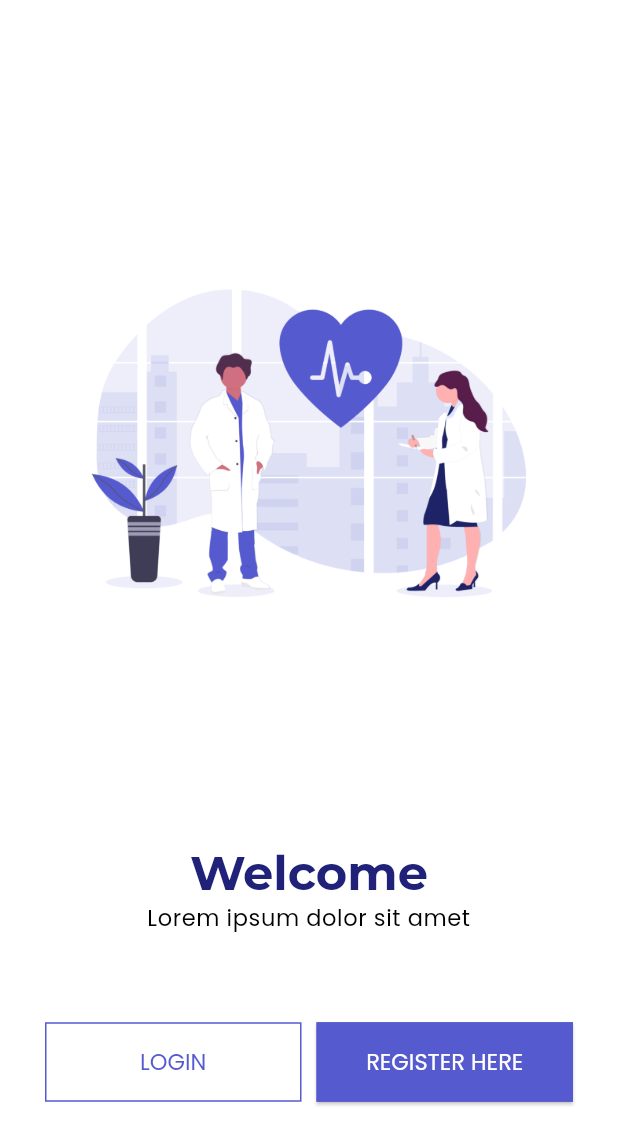
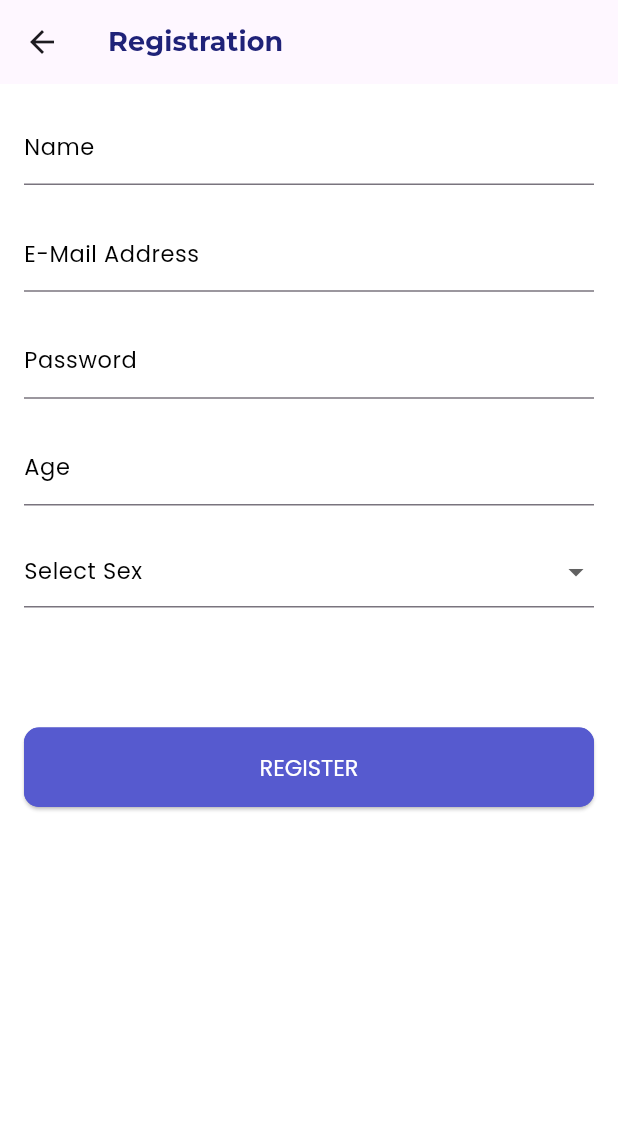
Before and after one commit to veroscsj4/app-for-public-health, a Flutter app: the screen it shows after launch, after a tap on "REGISTER HERE", on a phone screen of 412 x 824 dp. Shown: the top 1145 px of the screen. Run offline on Flutter 3.47's test engine with Material 3 defaults, Android fonts, the phone set to English and light mode, and no system bars; our stand-ins replace font_awesome_flutter, get, google_fonts.

Commit message:
Subpage - Registration

```diff
--- a/mobile_app_for_public_health/lib/src/constants/styles.dart
+++ b/mobile_app_for_public_health/lib/src/constants/styles.dart
@@ -72,7 +72,9 @@ class AppTheme {
     ),
     outlinedButtonTheme: OutlinedButtonThemeData(
       style: OutlinedButton.styleFrom(
-        shape: const RoundedRectangleBorder(),
+        shape: RoundedRectangleBorder(
+          borderRadius: BorderRadius.circular(10.0),
+        ),
         side: const BorderSide(color: primaryColor),
         backgroundColor: whiteColor,
         padding: const EdgeInsets.symmetric(vertical: buttonHeight),
@@ -82,7 +84,9 @@ class AppTheme {
     ),
     elevatedButtonTheme: ElevatedButtonThemeData(
       style: ElevatedButton.styleFrom(
-      shape: const RoundedRectangleBorder(),
+      shape: RoundedRectangleBorder(
+        borderRadius: BorderRadius.circular(10.0),
+      ),
       foregroundColor: whiteColor,
       backgroundColor: primaryColor,
       side: const BorderSide(color: primaryColor),
--- a/mobile_app_for_public_health/lib/src/screens/welcome/login.dart
+++ b/mobile_app_for_public_health/lib/src/screens/welcome/login.dart
@@ -27,14 +27,16 @@ class _LoginScreenState extends State<LoginScreen> {
             children: [
               TextField(
                 controller: _usernameController,
-                decoration: const InputDecoration(labelText: 'Username'),
+                decoration: InputDecoration(labelText: 'Username',
+                labelStyle: Theme.of(context).textTheme.bodySmall),
                 style: Theme.of(context).textTheme.bodySmall,
               ),
               const SizedBox(height: 16.0),
               TextField(
                 controller: _passwordController,
                 obscureText: true,
-                decoration: const InputDecoration(labelText: 'Password'),
+                decoration: InputDecoration(labelText: 'Password',
+                labelStyle: Theme.of(context).textTheme.bodySmall),
                 style: Theme.of(context).textTheme.bodySmall,
               ),
               const SizedBox(height: 32.0),
--- /dev/null
+++ b/mobile_app_for_public_health/lib/src/screens/welcome/registration.dart
@@ -0,0 +1,89 @@
+import 'package:flutter/material.dart';
+
+
+class RegistrationPage extends StatefulWidget {
+  const RegistrationPage({super.key});
+  @override
+  _RegistrationPageState createState() => _RegistrationPageState();
+}
+
+class _RegistrationPageState extends State<RegistrationPage> {
+  TextEditingController nameController = TextEditingController();
+  TextEditingController familyNameController = TextEditingController();
+  TextEditingController emailController = TextEditingController();
+  TextEditingController passwordController = TextEditingController();
+  TextEditingController ageController = TextEditingController();
+  String? chooseSex;
+
+  @override
+  Widget build(BuildContext context) {
+    return Scaffold(
+      appBar: AppBar(
+        title: Text('Registration',
+        style: Theme.of(context).textTheme.titleSmall,),
+      ),
+      body: Padding(
+        padding: EdgeInsets.all(16.0),
+        child: Column(
+          crossAxisAlignment: CrossAxisAlignment.stretch,
+          children: [
+            TextField(
+              controller: nameController,
+              decoration: InputDecoration(labelText: 'Name',
+              labelStyle: Theme.of(context).textTheme.bodySmall),
+              style: Theme.of(context).textTheme.bodySmall,
+            ),
+            SizedBox(height: 20),
+            TextField(
+              controller: emailController,
+              decoration: InputDecoration(labelText: 'E-Mail Address',
+              labelStyle: Theme.of(context).textTheme.bodySmall),
+              style: Theme.of(context).textTheme.bodySmall,
+            ),
+            SizedBox(height: 20),
+            TextField(
+              controller: passwordController,
+              obscureText: true,
+              decoration: InputDecoration(labelText: 'Password',
+              labelStyle: Theme.of(context).textTheme.bodySmall),
+              style: Theme.of(context).textTheme.bodySmall,
+            ),
+            SizedBox(height: 20),
+            TextField(
+              controller: ageController,
+              keyboardType: TextInputType.number,
+              decoration: InputDecoration(labelText: 'Age',
+              labelStyle: Theme.of(context).textTheme.bodySmall),
+              style: Theme.of(context).textTheme.bodySmall,
+            ),
+            SizedBox(height: 20),
+            DropdownButtonFormField<String>(
+              value: chooseSex,
+              hint: Text('Select Sex',
+              style: Theme.of(context).textTheme.bodySmall),
+              onChanged: (value) {
+                setState(() {
+                  chooseSex = value;
+                });
+              },
+              items: ['Masculine', 'Feminine'].map((sex) {
+                return DropdownMenuItem<String>(
+                  value: sex,
+                  child: Text(sex, style: Theme.of(context).textTheme.bodySmall),
+                );
+              }).toList(),
+            ),
+            SizedBox(height: 80),
+            ElevatedButton(
+              onPressed: () {
+                // Hier Registrierungslogik implementieren
+                Beispiel: print('Name: ${nameController.text}');
+              },
+              child: Text('Register'.toUpperCase()),
+            ),
+          ],
+        ),
+      ),
+    );
+  }
+}
--- a/mobile_app_for_public_health/lib/src/screens/welcome/welcome.dart
+++ b/mobile_app_for_public_health/lib/src/screens/welcome/welcome.dart
@@ -1,5 +1,6 @@
 import 'package:flutter/material.dart';
 import 'package:mobile_app_for_public_health/src/screens/welcome/login.dart';
+import 'package:mobile_app_for_public_health/src/screens/welcome/registration.dart';
 import 'package:mobile_app_for_public_health/src/constants/styles.dart';
 import '../../constants/img_path.dart';
 import 'package:get/get.dart';
@@ -19,12 +20,12 @@ class WelcomePage extends StatelessWidget {
             Column(
               children: [
                 Text(
-                  "Welcome",
+                  "GenoMedicine",
                   style: Theme.of(context).textTheme.headlineMedium,
                   textAlign: TextAlign.center,
                 ),
                 Text(
-                  "Lorem ipsum dolor sit amet",
+                  "Medicines customised to your DNA",
                   style: Theme.of(context).textTheme.bodySmall,
                   textAlign: TextAlign.center,
                 ),
@@ -46,7 +47,9 @@ class WelcomePage extends StatelessWidget {
                 ),
                 Expanded(
                   child: ElevatedButton(
-                      onPressed: () {},
+                      onPressed: () {
+                        Get.to(()=>const RegistrationPage());
+                      },
                       style: Theme.of(context).elevatedButtonTheme.style,
                       child: Text("Register here".toUpperCase())
                   ),
--- a/mobile_app_for_public_health/pubspec.yaml
+++ b/mobile_app_for_public_health/pubspec.yaml
@@ -29,6 +29,7 @@ environment:
 # versions available, run `flutter pub outdated`.
 dependencies:
   font_awesome_flutter: ^9.0.0
+  data_tables: ^1.4.0
   flutter:
     sdk: flutter
   http: ^1.1.0
```
Also changed, not shown: mobile_app_for_public_health/lib/src/screens/main/home_page.dart (+38 -0 lines), mobile_app_for_public_health/pubspec.lock, 1 other file.
